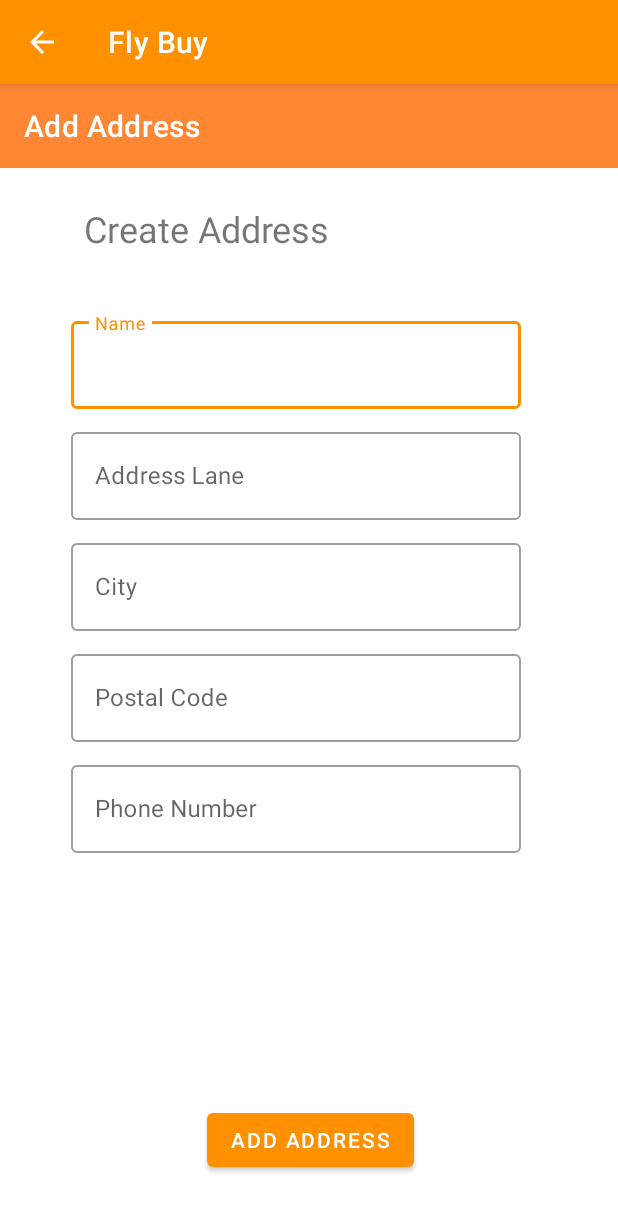
After one commit to Greshanw/Online-Shopping-App, an Android app: the AddAddressActivity screen opened directly, with no data from a screen before it, on a phone screen of 412 x 824 dp. The commit adds this screen. Shown: the top 1211 px of the screen. Run offline under Robolectric (Android 15) with nearby library versions, the phone set to English and light mode, and no system bars; our stand-ins replace Firebase (no records; nobody signed in at launch, a user with empty details on screens opened directly); Roboto replaces fonts that are not available here.

Commit message:
add address activity

```diff
--- /dev/null
+++ b/app/src/main/java/com/example/project_mad/AddAddressActivity.java
@@ -0,0 +1,110 @@
+package com.example.project_mad;
+
+import androidx.appcompat.app.AppCompatActivity;
+import androidx.appcompat.widget.Toolbar;
+
+import android.content.Intent;
+import android.os.Bundle;
+import android.view.View;
+import android.widget.Button;
+import android.widget.EditText;
+import android.widget.Toast;
+
+import com.google.android.gms.tasks.OnCompleteListener;
+import com.google.android.gms.tasks.Task;
+import com.google.firebase.auth.FirebaseAuth;
+import com.google.firebase.database.FirebaseDatabase;
+import org.jetbrains.annotations.NotNull;
+import com.google.firebase.firestore.DocumentReference;
+import com.google.firebase.firestore.FirebaseFirestore;
+
+import java.util.HashMap;
+import java.util.Map;
+
+public class AddAddressActivity extends AppCompatActivity {
+
+    EditText name,address,city,postalcode,phoneNumber;
+    Toolbar toolbar;
+    Button addAddressBtn;
+
+    FirebaseFirestore firestore;
+    FirebaseAuth auth;
+    FirebaseDatabase database;
+
+    @Override
+    protected void onCreate(Bundle savedInstanceState) {
+        super.onCreate(savedInstanceState);
+        setContentView(R.layout.activity_add_address);
+
+        toolbar=findViewById(R.id.add_address_toolbar);
+        setSupportActionBar(toolbar);
+        getSupportActionBar().setDisplayHomeAsUpEnabled(true);
+
+        firestore =FirebaseFirestore.getInstance();
+        auth = FirebaseAuth.getInstance();
+        database = FirebaseDatabase.getInstance();
+
+        name=findViewById(R.id.ad_name);
+        address=findViewById(R.id.ad_address);
+        city=findViewById(R.id.ad_city);
+        phoneNumber=findViewById(R.id.ad_phone);
+        postalcode=findViewById(R.id.ad_code);
+        addAddressBtn =findViewById(R.id.ad_add_address);
+
+        addAddressBtn.setOnClickListener(new View.OnClickListener() {
+            @Override
+            public void onClick(View v) {
+
+                String userName = name.getText().toString();
+                String userCity = city.getText().toString();
+                String userAddress = address.getText().toString();
+                String userCode = postalcode.getText().toString();
+                String userNumber = phoneNumber.getText().toString();
+
+                String final_address = "";
+                if (!userName.isEmpty()) {
+                    final_address += userName;
+                }
+                if (!userCity.isEmpty()) {
+                    final_address += userCity;
+                }
+                if (!userAddress.isEmpty()) {
+                    final_address += userAddress;
+                }
+                if (!userCode.isEmpty()) {
+                    final_address += userCode;
+                }
+                if (!userNumber.isEmpty()) {
+                    final_address += userNumber;
+                }
+
+                if (!userName.isEmpty() && !userCity.isEmpty() && !userAddress.isEmpty() && !userCode.isEmpty() && !userNumber.isEmpty()) {
+
+                    final HashMap<String, Object> map = new HashMap<>();
+                    map.put("userAddress", final_address);
+
+                    firestore.collection("Address").document(auth.getCurrentUser().getUid())
+                            .collection("CurrentUser").add(map).addOnCompleteListener(new OnCompleteListener<DocumentReference>() {
+                        @Override
+                        public void onComplete(@NotNull Task<DocumentReference> task) {
+                            if (task.isSuccessful()) {
+                                Toast.makeText(AddAddressActivity.this, "Added Added", Toast.LENGTH_SHORT).show();
+                                startActivity(new Intent(AddAddressActivity.this, AddressActivity.class));
+                                finish();
+                            }
+
+                        }
+
+                    });
+
+                } else {
+                    Toast.makeText(AddAddressActivity.this, "Kindly Fill All Filed", Toast.LENGTH_SHORT).show();
+                }
+            }
+
+        });
+    }
+
+    public void setSupportActionBar(Toolbar toolbar){
+    }
+}
--- a/app/src/main/java/com/example/project_mad/ProductActivity.java
+++ b/app/src/main/java/com/example/project_mad/ProductActivity.java
@@ -170,7 +170,9 @@
         });
     }
 
-    public void BuyNow(){
-        //Intent intent = new Intent(this, );
+    public void BuyNow(View view){
+        Intent intent = new Intent(this, AddressActivity.class);
+        intent.putExtra("total", price.getText().toString());
+        startActivity(intent);
     }
 }
--- /dev/null
+++ b/app/src/main/res/layout/activity_add_address.xml
@@ -0,0 +1,144 @@
+<?xml version="1.0" encoding="utf-8"?>
+<androidx.constraintlayout.widget.ConstraintLayout xmlns:android="http://schemas.android.com/apk/res/android"
+    xmlns:app="http://schemas.android.com/apk/res-auto"
+    xmlns:tools="http://schemas.android.com/tools"
+    android:layout_width="match_parent"
+    android:layout_height="match_parent"
+    tools:context=".AddAddressActivity">
+
+
+    <TextView
+        android:id="@+id/textView8"
+        android:layout_width="wrap_content"
+        android:layout_height="wrap_content"
+        android:layout_marginStart="56dp"
+        android:layout_marginTop="24dp"
+        android:text="Create Address"
+        android:textSize="24sp"
+        app:layout_constraintStart_toStartOf="parent"
+        app:layout_constraintTop_toBottomOf="@+id/add_address_toolbar" />
+
+    <com.google.android.material.textfield.TextInputLayout
+        android:id="@+id/textInputLayout3"
+        style="@style/Widget.MaterialComponents.TextInputLayout.OutlinedBox"
+        android:layout_width="300dp"
+        android:layout_height="64dp"
+        android:layout_marginTop="40dp"
+        android:hint="Name"
+        app:layout_constraintEnd_toEndOf="parent"
+        app:layout_constraintHorizontal_bias="0.424"
+        app:layout_constraintStart_toStartOf="parent"
+        app:layout_constraintTop_toBottomOf="@+id/textView8">
+
+        <EditText
+            android:id="@+id/ad_name"
+            android:layout_width="match_parent"
+            android:layout_height="match_parent"
+            android:inputType="text" />
+
+    </com.google.android.material.textfield.TextInputLayout>
+
+    <com.google.android.material.textfield.TextInputLayout
+        android:id="@+id/textInputLayout4"
+        style="@style/Widget.MaterialComponents.TextInputLayout.OutlinedBox"
+        android:layout_width="300dp"
+        android:layout_height="64dp"
+        android:layout_marginTop="10dp"
+        android:hint="Address Lane"
+        app:layout_constraintEnd_toEndOf="parent"
+        app:layout_constraintHorizontal_bias="0.424"
+        app:layout_constraintStart_toStartOf="parent"
+        app:layout_constraintTop_toBottomOf="@+id/textInputLayout3">
+
+        <EditText
+            android:id="@+id/ad_address"
+            android:layout_width="match_parent"
+            android:layout_height="match_parent"
+            android:inputType="text" />
+    </com.google.android.material.textfield.TextInputLayout>
+
+    <com.google.android.material.textfield.TextInputLayout
+        android:id="@+id/textInputLayout5"
+        style="@style/Widget.MaterialComponents.TextInputLayout.OutlinedBox"
+        android:layout_width="300dp"
+        android:layout_height="64dp"
+        android:layout_marginTop="10dp"
+        android:hint="City"
+        app:layout_constraintEnd_toEndOf="parent"
+        app:layout_constraintHorizontal_bias="0.424"
+        app:layout_constraintStart_toStartOf="parent"
+        app:layout_constraintTop_toBottomOf="@+id/textInputLayout4">
+
+        <EditText
+            android:id="@+id/ad_city"
+            android:layout_width="match_parent"
+            android:layout_height="match_parent"
+            android:inputType="text" />
+
+    </com.google.android.material.textfield.TextInputLayout>
+
+    <com.google.android.material.textfield.TextInputLayout
+        android:id="@+id/textInputLayout6"
+        style="@style/Widget.MaterialComponents.TextInputLayout.OutlinedBox"
+        android:layout_width="300dp"
+        android:layout_height="64dp"
+        android:layout_marginTop="10dp"
+        android:hint="Postal Code"
+        app:layout_constraintEnd_toEndOf="parent"
+        app:layout_constraintHorizontal_bias="0.424"
+        app:layout_constraintStart_toStartOf="parent"
+        app:layout_constraintTop_toBottomOf="@+id/textInputLayout5">
+
+        <EditText
+            android:id="@+id/ad_code"
+            android:layout_width="match_parent"
+            android:layout_height="match_parent"
+            android:inputType="number" />
+    </com.google.android.material.textfield.TextInputLayout>
+
+    <com.google.android.material.textfield.TextInputLayout
+        style="@style/Widget.MaterialComponents.TextInputLayout.OutlinedBox"
+        android:layout_width="300dp"
+        android:layout_height="64dp"
+        android:layout_marginTop="10dp"
+        android:hint="Phone Number"
+        app:layout_constraintEnd_toEndOf="parent"
+        app:layout_constraintHorizontal_bias="0.424"
+        app:layout_constraintStart_toStartOf="parent"
+        app:layout_constraintTop_toBottomOf="@+id/textInputLayout6">
+
+        <EditText
+            android:id="@+id/ad_phone"
+            android:layout_width="match_parent"
+            android:layout_height="match_parent"
+            android:inputType="number" />
+    </com.google.android.material.textfield.TextInputLayout>
+
+    <Button
+        android:id="@+id/ad_add_address"
+        android:layout_width="wrap_content"
+        android:layout_height="wrap_content"
+        android:layout_marginBottom="40dp"
+
+        android:text="Add Address"
+        android:textColor="@android:color/white"
+        app:layout_constraintBottom_toBottomOf="parent"
+        app:layout_constraintEnd_toEndOf="parent"
+        app:layout_constraintHorizontal_bias="0.504"
+        app:layout_constraintStart_toStartOf="parent" />
+
+    <androidx.appcompat.widget.Toolbar
+        android:id="@+id/add_address_toolbar"
+        android:layout_width="match_parent"
+        android:layout_height="wrap_content"
+        android:background="#FF8633"
+        app:title="Add Address"
+        android:minHeight="?attr/actionBarSize"
+        android:theme="?attr/actionBarTheme"
+        app:layout_constraintEnd_toEndOf="parent"
+        app:layout_constraintStart_toStartOf="parent"
+        app:layout_constraintTop_toTopOf="parent" />
+
+
+
+</androidx.constraintlayout.widget.ConstraintLayout>
--- a/app/src/main/res/layout/activity_product.xml
+++ b/app/src/main/res/layout/activity_product.xml
@@ -145,6 +145,7 @@
             android:layout_toStartOf="@+id/addtocart"
             android:background="@drawable/btnstyle"
             android:foregroundGravity="center_vertical"
+            android:onClick="BuyNow"
             android:text="Buy Now"
             android:textSize="20sp" />
 
--- a/app/src/main/res/values/colors.xml
+++ b/app/src/main/res/values/colors.xml
@@ -8,5 +8,5 @@
     <color name="black">#FF000000</color>
     <color name="white">#FFFFFFFF</color>
     <color name="color_title">#FF9100</color>
-    <color name="cart_item_bg">#FFCFC4</color>
+    <color name="cart_item_bg">#DC8164</color>
 </resources>
```
Also changed, not shown: app/src/main/AndroidManifest.xml (+7 -1 lines), app/src/main/java/com/example/project_mad/AddressActivity.java (added, +120 -0 lines), app/src/main/java/com/example/project_mad/My_Cart_Fragment.java (+9 -4 lines), app/src/main/java/com/example/project_mad/adapters/AddressAdapter.java (added, +77 -0 lines), app/src/main/java/com/example/project_mad/models/AddressModel.java (added, +26 -0 lines), app/src/main/res/layout/activity_address.xml (added, +55 -0 lines), app/src/main/res/layout/address_item.xml (added, +31 -0 lines), app/src/main/res/layout/my_cart_item.xml (+2 -8 lines).
